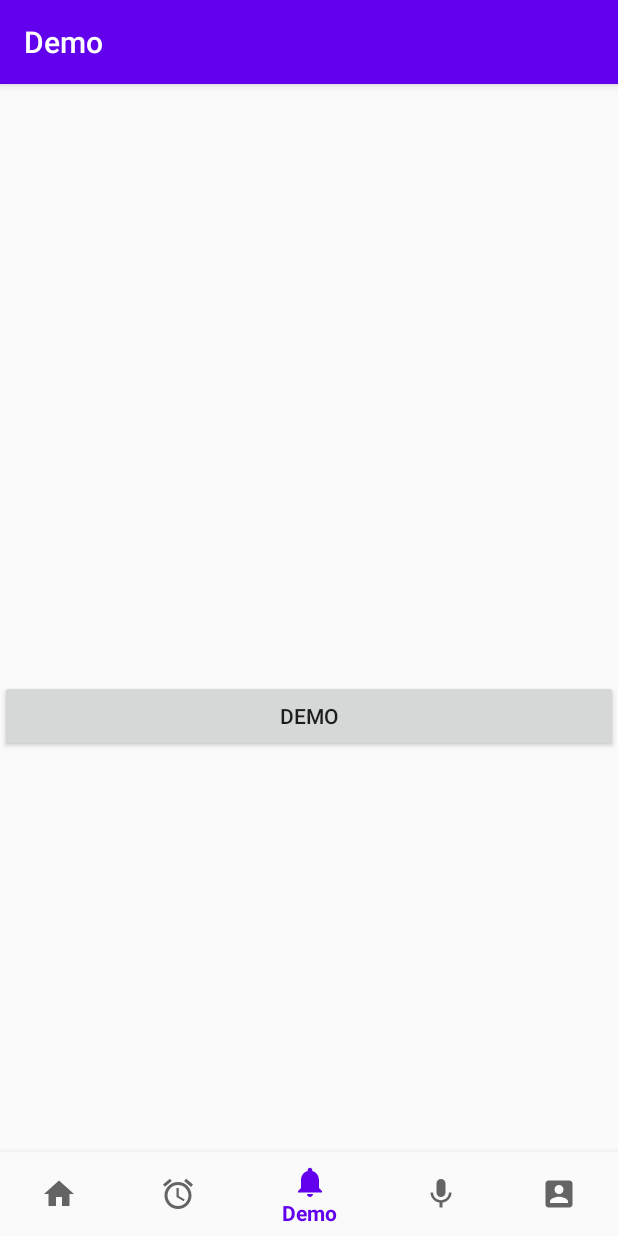
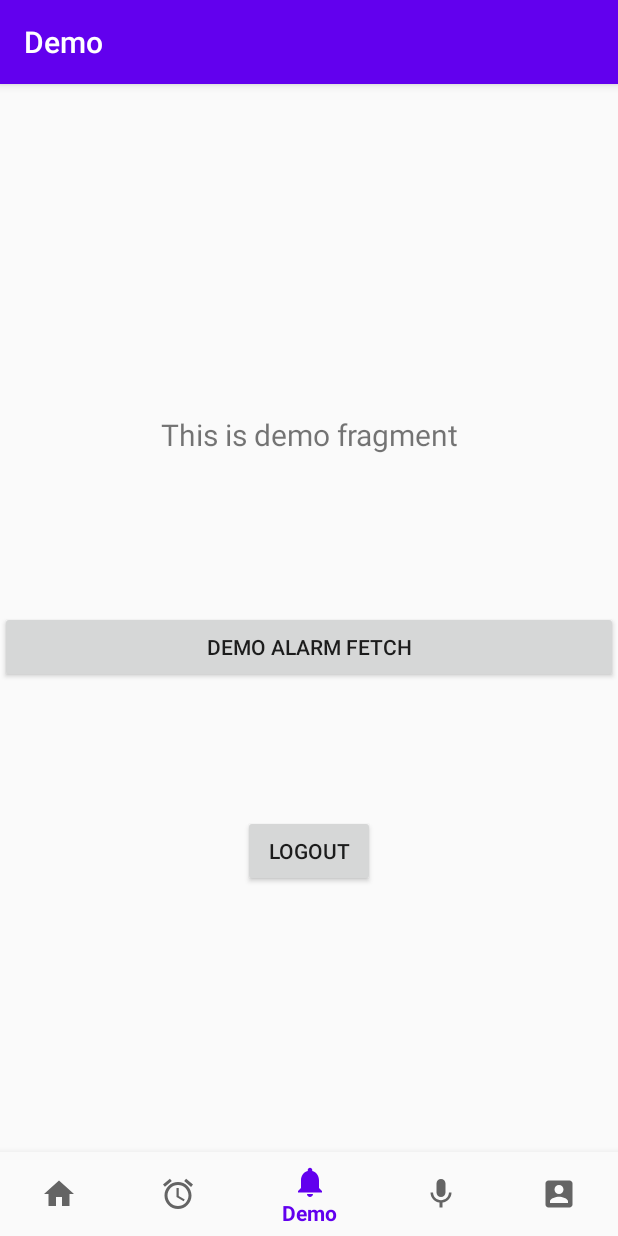
Before and after one commit to RileyLipinski/AlarmBuddyClock, an Android app: the DemoFragment screen opened through its navigation route, on a phone screen of 412 x 824 dp. Run offline under Robolectric (Android 15) with nearby library versions, the phone set to English and light mode, and no system bars; our stand-ins replace navigation-ui; 2 statements that could not run were skipped.

Commit message:
Separated logout and demo buttons

```diff
--- a/android/app/src/main/java/edu/ust/alarmbuddy/LoginActivity.java
+++ b/android/app/src/main/java/edu/ust/alarmbuddy/LoginActivity.java
@@ -41,6 +41,7 @@ public class LoginActivity extends AppCompatActivity {
 		final Button goToCreateAccountButton = findViewById(R.id.goToCreateAccountButton);
 
 		loginButton.setOnClickListener(new View.OnClickListener() {
+			//TODO does not currently check whether user is actually logged in
 			public void onClick(View v) {
 				// get username/password from input
 				TextView username = findViewById(R.id.textUsername);
--- a/android/app/src/main/java/edu/ust/alarmbuddy/ui/alarm/AlarmFetchReceiver.java
+++ b/android/app/src/main/java/edu/ust/alarmbuddy/ui/alarm/AlarmFetchReceiver.java
@@ -5,6 +5,7 @@ import android.app.PendingIntent;
 import android.content.BroadcastReceiver;
 import android.content.Context;
 import android.content.Intent;
+import android.os.Bundle;
 import android.util.Log;
 import edu.ust.alarmbuddy.common.UserData;
 import java.io.File;
@@ -109,10 +110,7 @@ public class AlarmFetchReceiver extends BroadcastReceiver {
 					"Scheduling alarm. Default: " + useDefaultNoise);
 
 				Intent outputIntent = new Intent(context, AlarmNoisemaker.class);
-				if (outputIntent.getExtras() != null && outputIntent.getExtras()
-					.containsKey("useDefaultNoise")) {
-					outputIntent.removeExtra("useDefaultNoise");
-				}
+				intent.replaceExtras(new Bundle());
 				outputIntent.putExtra("useDefaultNoise", useDefaultNoise);
 
 				PendingIntent pendingIntent = PendingIntent
--- a/android/app/src/main/res/layout/fragment_demo.xml
+++ b/android/app/src/main/res/layout/fragment_demo.xml
@@ -11,21 +11,27 @@
     android:id="@+id/demo_button"
     android:layout_width="match_parent"
     android:layout_height="wrap_content"
-    android:layout_marginTop="341dp"
-    android:text="@string/demo_button_text"
-    app:layout_constraintTop_toTopOf="parent"
-    tools:layout_editor_absoluteX="8dp"/>
+    android:layout_marginTop="104dp"
+    android:text="Demo alarm fetch"
+    app:layout_constraintTop_toBottomOf="@+id/text_notifications"
+    tools:layout_editor_absoluteX="16dp"/>
+  <Button
+    android:id="@+id/logout_button"
+    android:layout_width="wrap_content"
+    android:layout_height="wrap_content"
+    android:layout_marginTop="88dp"
+    android:text="Logout"
+    app:layout_constraintEnd_toEndOf="parent"
+    app:layout_constraintHorizontal_bias="0.5"
+    app:layout_constraintStart_toStartOf="parent"
+    app:layout_constraintTop_toBottomOf="@+id/demo_button"/>
   <TextView
     android:id="@+id/text_notifications"
     android:layout_width="match_parent"
     android:layout_height="wrap_content"
-    android:layout_marginTop="8dp"
-    android:layout_marginStart="8dp"
-    android:layout_marginEnd="8dp"
+    android:layout_marginTop="164dp"
     android:textAlignment="center"
     android:textSize="20sp"
-    app:layout_constraintBottom_toBottomOf="parent"
-    app:layout_constraintEnd_toEndOf="parent"
-    app:layout_constraintStart_toStartOf="parent"
-    app:layout_constraintTop_toTopOf="parent"/>
+    app:layout_constraintTop_toTopOf="parent"
+    tools:layout_editor_absoluteX="0dp"/>
 </androidx.constraintlayout.widget.ConstraintLayout>
--- a/android/app/src/main/res/values/strings.xml
+++ b/android/app/src/main/res/values/strings.xml
@@ -99,5 +99,4 @@
   <string name="dialog_failed_login">"Incorrect username or password"</string>
   <string name="fire">"Try Again"</string>
   <string name="cancel">"Forgot My Password"</string>
-  <string name="demo_button_text">DEMO</string>
 </resources>
```
Also changed, not shown: android/app/src/main/java/edu/ust/alarmbuddy/ui/notifications/DemoFragment.java (+15 -1 lines).
